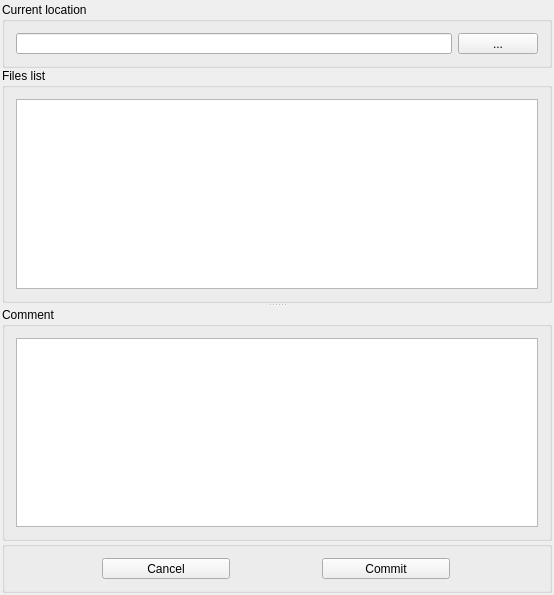
The window that ui/aqtsvngui.ui (gogoprog/aqtsvngui) describes before a commit, drawn with Qt 5.
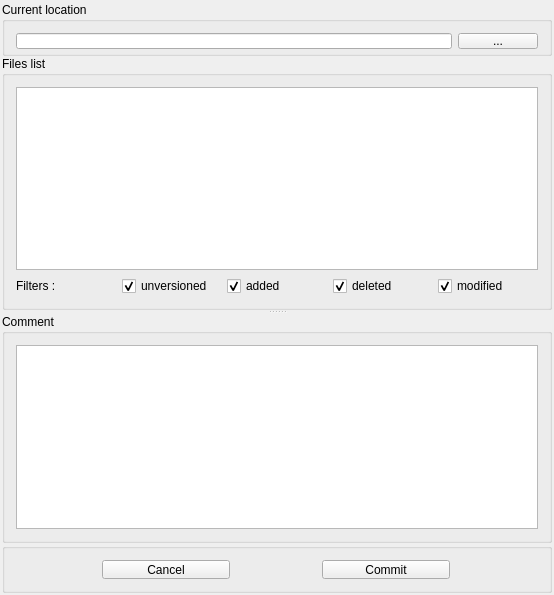
The same window after the commit.

The edit to the form file:
```diff
--- a/ui/aqtsvngui.ui
+++ b/ui/aqtsvngui.ui
@@ -75,10 +75,61 @@
         <property name="title">
          <string>Files list</string>
         </property>
-        <layout class="QHBoxLayout" name="horizontalLayout">
+        <layout class="QVBoxLayout" name="verticalLayout_2">
          <item>
           <widget class="QTreeView" name="treeView"/>
          </item>
+         <item>
+          <layout class="QHBoxLayout" name="horizontalLayout">
+           <item>
+            <widget class="QLabel" name="label">
+             <property name="text">
+              <string>Filters :</string>
+             </property>
+            </widget>
+           </item>
+           <item>
+            <widget class="QCheckBox" name="filterBox0">
+             <property name="text">
+              <string>unversioned</string>
+             </property>
+             <property name="checked">
+              <bool>true</bool>
+             </property>
+            </widget>
+           </item>
+           <item>
+            <widget class="QCheckBox" name="filterBox1">
+             <property name="text">
+              <string>added</string>
+             </property>
+             <property name="checked">
+              <bool>true</bool>
+             </property>
+            </widget>
+           </item>
+           <item>
+            <widget class="QCheckBox" name="filterBox2">
+             <property name="text">
+              <string>deleted</string>
+             </property>
+             <property name="checked">
+              <bool>true</bool>
+             </property>
+            </widget>
+           </item>
+           <item>
+            <widget class="QCheckBox" name="filterBox3">
+             <property name="text">
+              <string>modified</string>
+             </property>
+             <property name="checked">
+              <bool>true</bool>
+             </property>
+            </widget>
+           </item>
+          </layout>
+         </item>
         </layout>
        </widget>
        <widget class="QGroupBox" name="groupBox">
```
Left out of the diff: 80 changed lines with no effect on the pictures.
